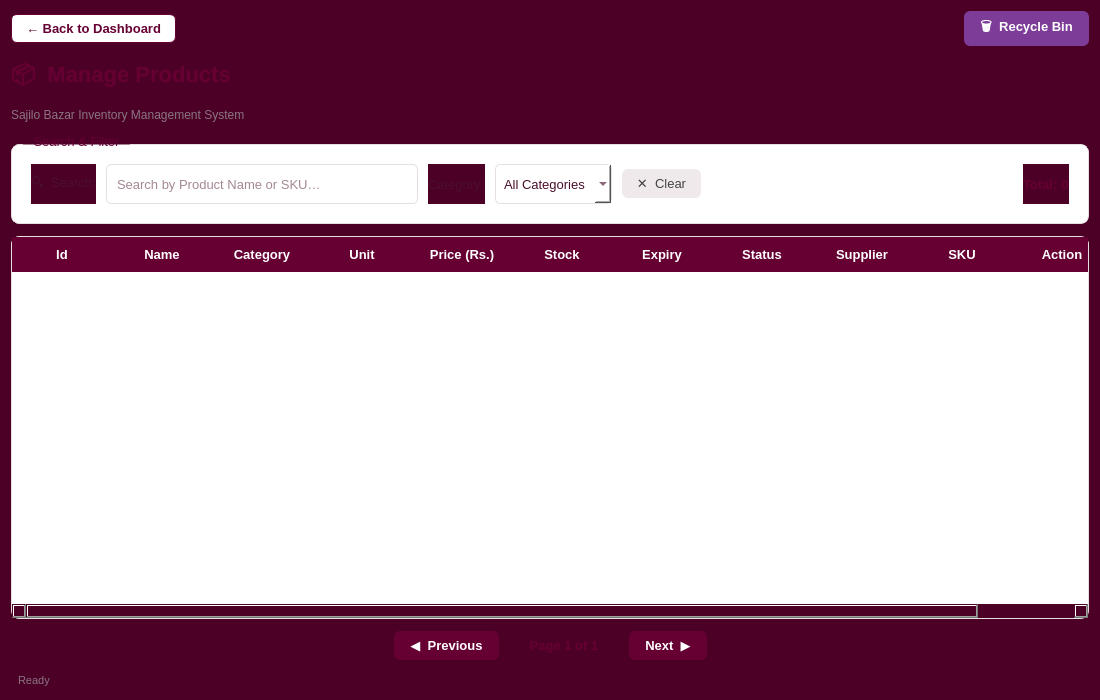
Old version of the form ui/product.ui in the repository kismatthapamagar1/first-year-sec-sem-project.
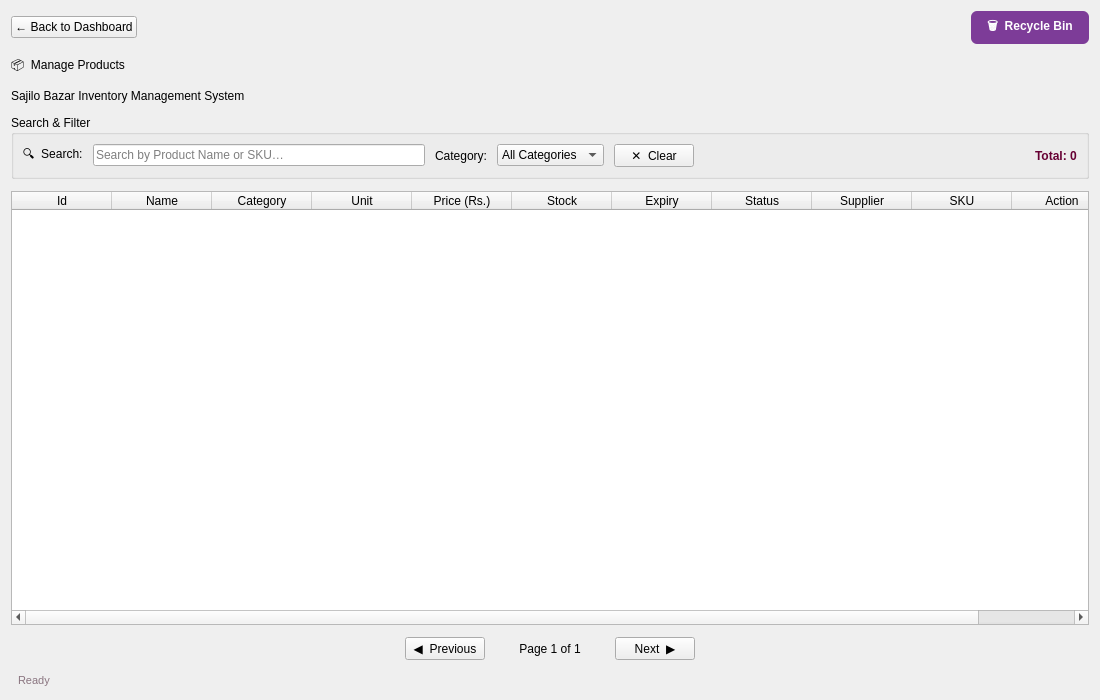
New version of the form.

Commit message: Fixed scope root stylesheet in product.ui to stop maroon bg bleeding into child widgets

Diff of the .ui file:
```diff
--- a/ui/product.ui
+++ b/ui/product.ui
@@ -15,11 +15,11 @@
   </property>
   <property name="styleSheet">
    <string notr="true">
-QWidget {
-    background-color: #4d0026;
-    font-family: &quot;Segoe UI&quot;, sans-serif;
-    font-size: 13px;
-    color: #4A0F2B;
+   QWidget#Product {
+       background-color: #FFFFFF;   /* or #F7F4F5 to match your dashboard mainFrame */
+       font-family: "Segoe UI", sans-serif;
+       font-size: 13px;
+   }
 }
 QGroupBox {
     background-color: #FFFFFF;
```
